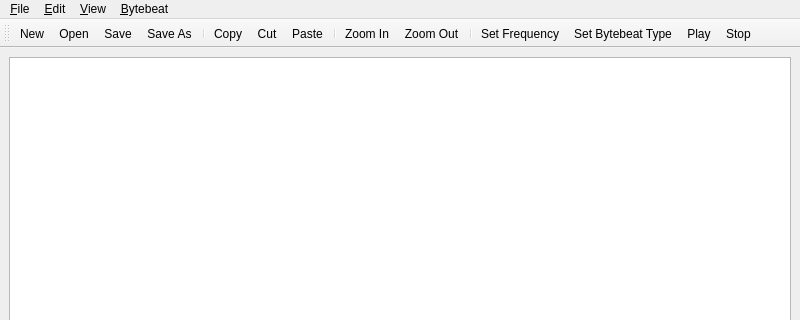
Above: mainwindow.ui from jarred-new/jarreds-bytebeat-composer-winqt before the change; both pictures show x 0 to 800 and y 0 to 320 of the 800 by 600 pixel window. Below: the same form after it.
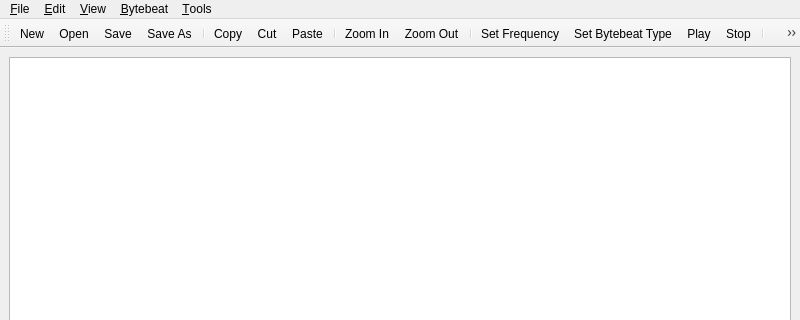
That is the form after the change. Icons and pictures are not drawn.

The edit to the form file:
```diff
--- a/mainwindow.ui
+++ b/mainwindow.ui
@@ -26,7 +26,7 @@
      <x>0</x>
      <y>0</y>
      <width>800</width>
-     <height>21</height>
+     <height>22</height>
     </rect>
    </property>
    <widget class="QMenu" name="menu_File">
@@ -75,10 +75,17 @@
     <addaction name="separator"/>
     <addaction name="menu_Themes"/>
    </widget>
+   <widget class="QMenu" name="menu_Tools">
+    <property name="title">
+     <string>&amp;Tools</string>
+    </property>
+    <addaction name="actionTxt_to_BB"/>
+   </widget>
    <addaction name="menu_File"/>
    <addaction name="menu_Edit"/>
    <addaction name="menu_View"/>
    <addaction name="menu_Bytebeat"/>
+   <addaction name="menu_Tools"/>
   </widget>
   <widget class="QStatusBar" name="statusbar"/>
   <widget class="QToolBar" name="toolBar">
@@ -107,6 +114,8 @@
    <addaction name="actionSet_Bytebeat_Type"/>
    <addaction name="action_Play"/>
    <addaction name="actionStop"/>
+   <addaction name="separator"/>
+   <addaction name="actionTxt_to_BB"/>
   </widget>
   <action name="actionNew">
    <property name="icon">
@@ -370,6 +379,23 @@
     <enum>QAction::MenuRole::NoRole</enum>
    </property>
   </action>
+  <action name="actionTxt_to_BB">
+   <property name="icon">
+    <iconset theme="QIcon::ThemeIcon::WindowNew"/>
+   </property>
+   <property name="text">
+    <string>Txt to BB</string>
+   </property>
+   <property name="toolTip">
+    <string>&lt;html&gt;&lt;head/&gt;&lt;body&gt;&lt;p&gt;Convert your txt to a json-based *.bb file via wizard&lt;/p&gt;&lt;/body&gt;&lt;/html&gt;</string>
+   </property>
+   <property name="shortcut">
+    <string>Ctrl+Alt+Shift+C</string>
+   </property>
+   <property name="menuRole">
+    <enum>QAction::MenuRole::NoRole</enum>
+   </property>
+  </action>
  </widget>
  <resources/>
  <connections/>
```
